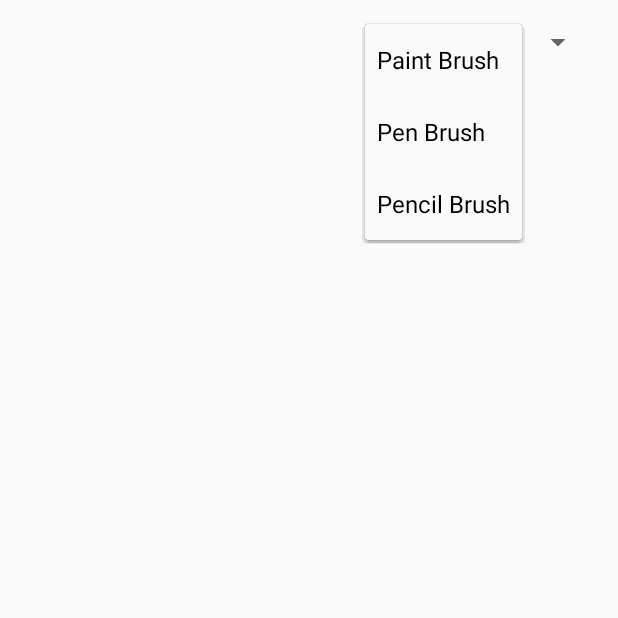
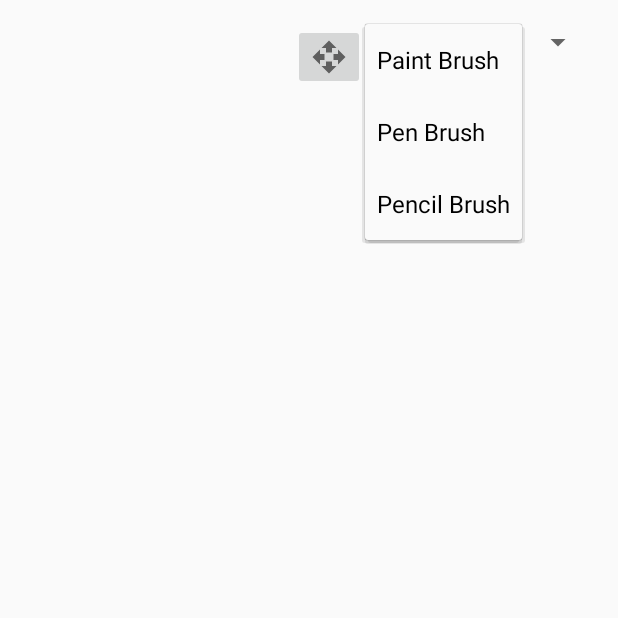
Before and after one commit to Calvin-262-Team-Equinox/magnum-opus-client, an Android app: the CanvasActivity screen opened directly, with no data from a screen before it, after a tap on "Paint Brush", on a phone screen of 412 x 824 dp, the top half of it. Run offline under Robolectric (Android 15) with nearby library versions, the phone set to English and light mode, and no system bars; 4 statements that could not run were skipped.

Commit message:
* Canvas: Implement panning

```diff
--- a/app/src/main/java/edu/calvin/equinox/magnumopus/Coordinate.java
+++ b/app/src/main/java/edu/calvin/equinox/magnumopus/Coordinate.java
@@ -6,8 +6,8 @@ package edu.calvin.equinox.magnumopus;
 
 public class Coordinate<E>
 {
-    public final E x;
-    public final E y;
+    public E x;
+    public E y;
 
     public Coordinate(E x, E y)
     {
--- a/app/src/main/java/edu/calvin/equinox/magnumopus/TilingCanvasView.java
+++ b/app/src/main/java/edu/calvin/equinox/magnumopus/TilingCanvasView.java
@@ -2,11 +2,14 @@ package edu.calvin.equinox.magnumopus;
 
 import android.content.Context;
 import android.graphics.Canvas;
+import android.support.v4.view.GestureDetectorCompat;
 import android.util.AttributeSet;
+import android.view.GestureDetector;
 import android.view.MotionEvent;
 import android.view.View;
 
 import java.util.Comparator;
+import java.util.Iterator;
 import java.util.TreeMap;
 
 /**
@@ -14,13 +17,32 @@ import java.util.TreeMap;
  * relevant tiles.
  */
 
-public class TilingCanvasView extends View
+public class TilingCanvasView extends View implements GestureDetector.OnGestureListener
 {
     /**
      * Storage of currently loaded tiles.
      */
     private TreeMap<Coordinate<Integer>, Tile> m_tiles;
-    public String m_brushType = "Paint Brush";
+
+    /**
+     * The current type of brush being used.
+     */
+    private String m_brushType = "Paint Brush";
+
+    /**
+     * Offset from the origin that the canvas is panned to.
+     */
+    private Coordinate<Float> m_curPos;
+
+    /**
+     * Touch gesture processing.
+     */
+    private GestureDetectorCompat m_detector;
+
+    /**
+     * Is canvas in navigation mode.
+     */
+    private boolean m_isNavigating;
 
     public TilingCanvasView(Context context, AttributeSet attrs)
     {
@@ -38,6 +60,28 @@ public class TilingCanvasView extends View
                      : 0;
             }
         });
+
+        m_curPos = new Coordinate<>(0f, 0f);
+        m_detector = new GestureDetectorCompat(getContext(), this);
+        m_isNavigating = false;
+    }
+
+    /**
+     * Switch between navigation and painting modes.
+     *
+     * @return
+     *  True if canvas is now in navigation mode.
+     */
+    public boolean toggleNavigating()
+    {
+        m_isNavigating = !m_isNavigating;
+        return m_isNavigating;
+    }
+
+    @Override
+    protected void onSizeChanged(int w, int h, int oldw, int oldh)
+    {
+        loadTiles();
     }
 
     @Override
@@ -45,33 +89,33 @@ public class TilingCanvasView extends View
     {
         super.onDraw(canvas);
 
-        int width = getWidth();
-        int height = getHeight();
-
-        // TODO: Convert this to a foreach m_tiles, and put tile loading/unloading elsewhere.
-        for (int x = 0; x < width; x += Tile.TILE_SIZE)
+        for (TreeMap.Entry<Coordinate<Integer>, Tile> entry : m_tiles.entrySet())
         {
-            for (int y = 0; y < height; y += Tile.TILE_SIZE)
-            {
-                Coordinate<Integer> coord = makeCoord(x, y);
-                Tile tile = m_tiles.get(coord);
-                if (tile == null)
-                {
-                    tile = new Tile(m_brushType);
-                    m_tiles.put(coord, tile);
-                }
-
-                canvas.drawBitmap(
-                        tile.getComposite(),
-                        coord.x, coord.y, null
-                );
-            }
+            Coordinate<Integer> coord = entry.getKey();
+            Tile tile = entry.getValue();
+            canvas.drawBitmap(
+                    tile.getComposite(),
+                    coord.x - m_curPos.x, coord.y - m_curPos.y,
+                    null
+            );
         }
     }
 
     @Override
     public boolean onTouchEvent(MotionEvent event)
     {
+        if (m_isNavigating)
+        {
+            m_detector.onTouchEvent(event);
+            if (event.getAction() == MotionEvent.ACTION_UP)
+            {
+                // Potentially ending a pan operation. Check if tiles
+                // need to be loaded or unloaded.
+                loadTiles();
+            }
+            return true;
+        }
+
         // TODO: Can we optimize this by sending events only to relevant tiles?
         switch (event.getAction())
         {
@@ -80,10 +124,13 @@ public class TilingCanvasView extends View
                 for (TreeMap.Entry<Coordinate<Integer>, Tile> entry : m_tiles.entrySet())
                 {
                     Coordinate<Integer> coord = entry.getKey();
-                    entry.getValue().onTouchMove(event.getX() - coord.x, event.getY() - coord.y);
+                    entry.getValue().onTouchMove(
+                            event.getX() - coord.x + m_curPos.x,
+                            event.getY() - coord.y + m_curPos.y
+                    );
                 }
                 invalidate();
-                break;
+                return true;
 
             case MotionEvent.ACTION_UP:
                 for (TreeMap.Entry<Coordinate<Integer>, Tile> entry : m_tiles.entrySet())
@@ -91,9 +138,93 @@ public class TilingCanvasView extends View
                     entry.getValue().onTouchRelease();
                 }
                 invalidate();
-                break;
+                return true;
+
+            default:
+                return super.onTouchEvent(event);
         }
+    }
+
+    /****************************** Gestures ******************************/
+    @Override
+    public boolean onDown(MotionEvent motionEvent)
+    {
         return true;
+    }
+
+    @Override
+    public void onShowPress(MotionEvent motionEvent)
+    {
+    }
+
+    @Override
+    public boolean onSingleTapUp(MotionEvent motionEvent)
+    {
+        return true;
+    }
+
+    @Override
+    public boolean onScroll(MotionEvent e1, MotionEvent e2, float distanceX, float distanceY)
+    {
+        m_curPos.x += distanceX;
+        m_curPos.y += distanceY;
+        invalidate();
+        return true;
+    }
+
+    @Override
+    public void onLongPress(MotionEvent motionEvent)
+    {
+    }
+
+    @Override
+    public boolean onFling(MotionEvent motionEvent, MotionEvent motionEvent1, float v, float v1)
+    {
+        return true;
+    }
+    /**********************************************************************/
+
+    /**
+     * Check which tiles are currently in memory; unload tiles that are no
+     * longer visible, and load that have become visible.
+     */
+    private void loadTiles()
+    {
+        // Keep a one-tile buffer around the screen.
+        // TODO: Does this allocate too much RAM? Should bounds be tighter?
+        int curX = Math.round(m_curPos.x) - Tile.TILE_SIZE;
+        int curY = Math.round(m_curPos.y) - Tile.TILE_SIZE;
+        int xMax = getWidth() + curX + 2 * Tile.TILE_SIZE;
+        int yMax = getHeight() + curY + 2 * Tile.TILE_SIZE;
+
+        // Remove unneeded tiles.
+        Iterator<TreeMap.Entry<Coordinate<Integer>, Tile>> it = m_tiles.entrySet().iterator();
+        while (it.hasNext())
+        {
+            Coordinate<Integer> coord = it.next().getKey();
+            if (   coord.x > xMax || coord.x + Tile.TILE_SIZE < curX
+                || coord.y > yMax || coord.y + Tile.TILE_SIZE < curY )
+            {
+                // TODO: Save tile to disk/server.
+                it.remove();
+            }
+        }
+
+        // Load new tiles.
+        for (int x = curX; x < xMax; x += Tile.TILE_SIZE)
+        {
+            for (int y = curY; y < yMax; y += Tile.TILE_SIZE)
+            {
+                Coordinate<Integer> coord = makeCoord(x, y);
+                Tile tile = m_tiles.get(coord);
+                if (tile == null)
+                {
+                    // TODO: Load tile from disk/server.
+                    tile = new Tile(m_brushType);
+                    m_tiles.put(coord, tile);
+                }
+            }
+        }
     }
 
     /**
@@ -132,6 +263,7 @@ public class TilingCanvasView extends View
      */
     protected void setBrush(String brushType)
     {
+        m_brushType = brushType;
         for (TreeMap.Entry<Coordinate<Integer>, Tile> entry : m_tiles.entrySet())
         {
             entry.getValue().setBrush(brushType);
--- a/app/src/main/java/edu/calvin/equinox/magnumopus/brushes/PaintBrush.java
+++ b/app/src/main/java/edu/calvin/equinox/magnumopus/brushes/PaintBrush.java
@@ -108,10 +108,8 @@ public class PaintBrush extends Brush
                 // This shift helps reduce the restart 'blip'.
                 double ang = Math.atan2(y - prev.y, x - prev.x);
                 float r = 6;
-                float newX = prev.x + r * (float)Math.cos(ang);
-                float newY = prev.y + r * (float)Math.sin(ang);
-                Coordinate<Float> shifted = new Coordinate<>(newX, newY);
-                m_drawTrack.set(0, shifted);
+                prev.x += r * (float)Math.cos(ang);
+                prev.y += r * (float)Math.sin(ang);
             }
         }
         m_drawTrack.add(new Coordinate<>(x, y));
--- /dev/null
+++ b/app/src/main/res/drawable/ic_open_with_black_24dp.xml
@@ -0,0 +1,9 @@
+<vector xmlns:android="http://schemas.android.com/apk/res/android"
+        android:width="24dp"
+        android:height="24dp"
+        android:viewportWidth="24.0"
+        android:viewportHeight="24.0">
+    <path
+        android:fillColor="#FF000000"
+        android:pathData="M10,9h4L14,6h3l-5,-5 -5,5h3v3zM9,10L6,10L6,7l-5,5 5,5v-3h3v-4zM23,12l-5,-5v3h-3v4h3v3l5,-5zM14,15h-4v3L7,18l5,5 5,-5h-3v-3z"/>
+</vector>
--- a/app/src/main/res/layout/activity_canvas.xml
+++ b/app/src/main/res/layout/activity_canvas.xml
@@ -28,4 +28,15 @@
         android:layout_alignParentRight="true"
         android:layout_alignParentTop="true"
         android:entries="@array/brushTypes"/>
+
+    <ImageButton
+        android:layout_width="wrap_content"
+        android:layout_height="wrap_content"
+        android:src="@drawable/ic_open_with_black_24dp"
+        android:layout_alignParentTop="true"
+        android:layout_toLeftOf="@+id/brush_spinner"
+        android:layout_toStartOf="@+id/brush_spinner"
+        android:id="@+id/toggle_nav_btn"
+        android:onClick="toggleNavigation"
+        android:tint="@color/dim_foreground_disabled_material_dark"/>
 </RelativeLayout>
```
Also changed, not shown: app/src/main/java/edu/calvin/equinox/magnumopus/CanvasActivity.java (+26 -0 lines).
